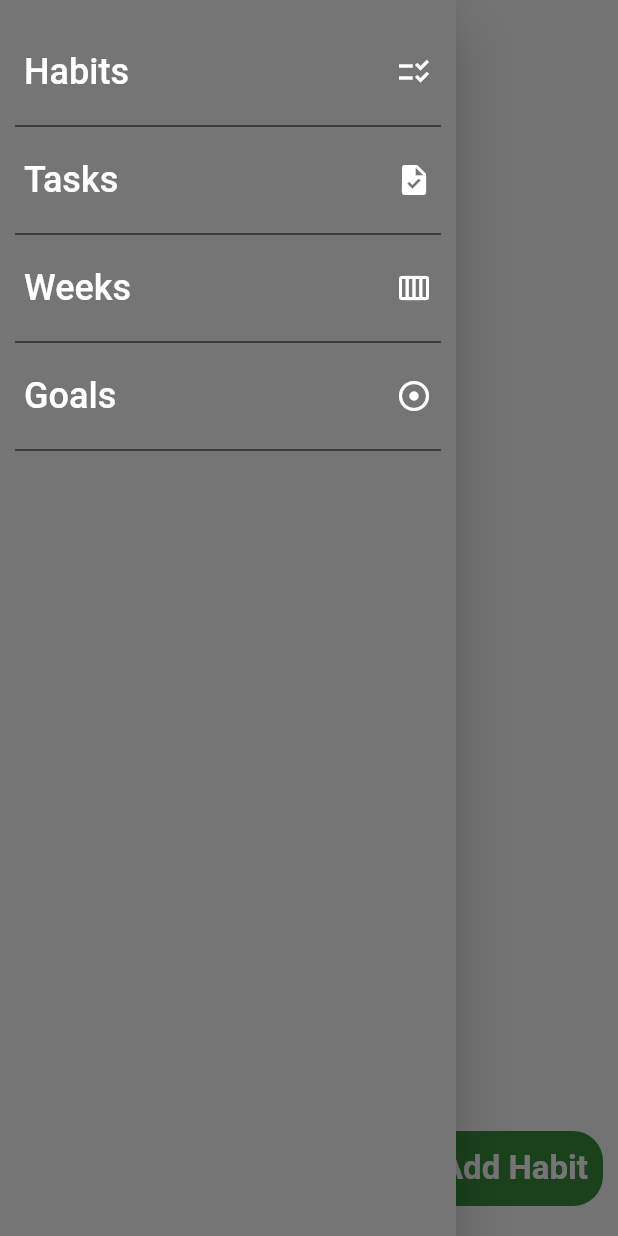
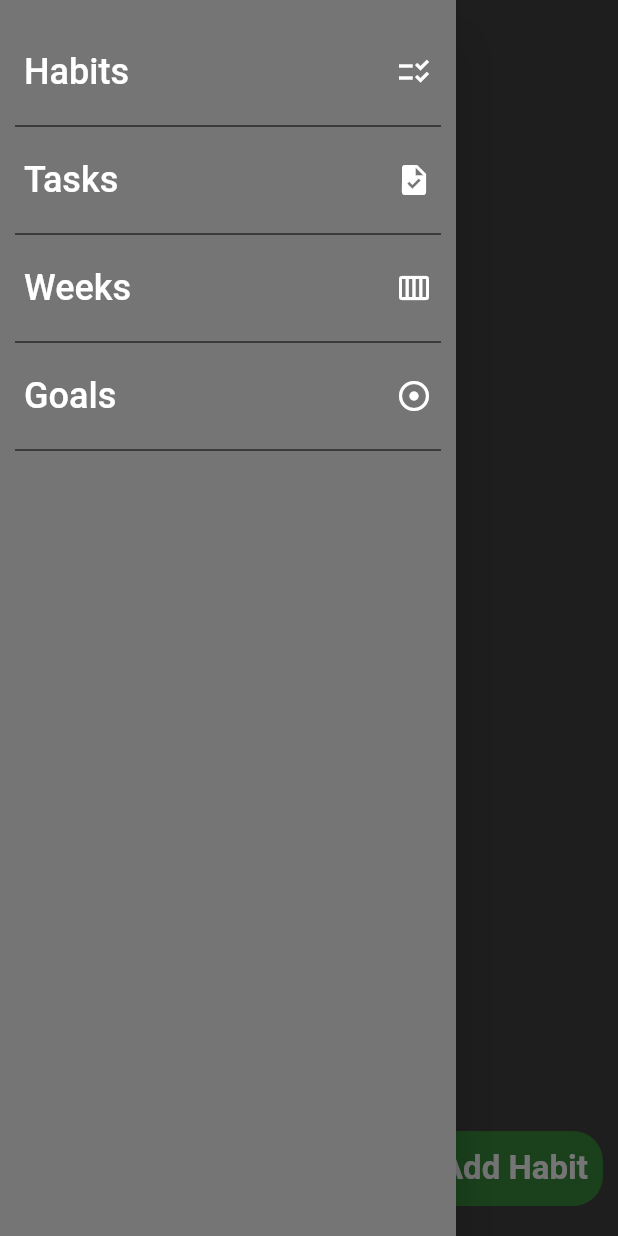
Before and after one commit to clarnjan/HabitsAndGoals, a Flutter app: the Habits screen opened by its route, with the side drawer open, on a phone screen of 412 x 824 dp. Run offline on Flutter 3.47's test engine with Material 2 defaults, Android fonts, the phone set to English and light mode, and no system bars; our stand-ins replace sqflite; accounts and stored records are empty.

Commit message:
fix database and add refreshIndicator

```diff
--- a/lib/Classes/Task.dart
+++ b/lib/Classes/Task.dart
@@ -50,7 +50,7 @@ class Task {
 
   static Task fromJson(Map<String, Object?> json) => Task(
     id: json[TaskFields.id] as int,
-    goalFK: json[TaskFields.goalFK] as int,
+    goalFK: json[TaskFields.goalFK] as int?,
     title: json[TaskFields.title] as String,
     isRepeating: json[TaskFields.isRepeating] == 1,
     createdTime: DateTime.parse(json[TaskFields.createdTime] as String),
--- a/lib/Widgets/AddButton.dart
+++ b/lib/Widgets/AddButton.dart
@@ -2,8 +2,8 @@ import 'package:diplomska1/Classes/Enums.dart';
 import 'package:flutter/cupertino.dart';
 import 'package:flutter/material.dart';
 
-import 'AddTaskDialog.dart';
-import 'AddWeekDialog.dart';
+import 'Task widgets/AddTaskDialog.dart';
+import 'Week widgets/AddWeekDialog.dart';
 
 class AddButton extends StatelessWidget {
   final Function refreshParent;
--- /dev/null
+++ b/lib/Widgets/Habit widgets/Habits.dart
@@ -0,0 +1,87 @@
+import 'package:diplomska1/Classes/DatabaseHelper.dart';
+import 'package:diplomska1/Classes/Enums.dart';
+import 'package:diplomska1/Classes/Habit.dart';
+import 'package:diplomska1/Widgets/Habit%20widgets/HabitCard.dart';
+import 'package:flutter/material.dart';
+import '../MainMenu.dart';
+import '../AddButton.dart';
+
+class Habits extends StatefulWidget {
+  @override
+  _HabitsState createState() => _HabitsState();
+}
+
+class _HabitsState extends State<Habits> {
+  late List<Habit> habits;
+  bool isLoading = true;
+  GlobalKey<RefreshIndicatorState> refreshState = GlobalKey<RefreshIndicatorState>();
+
+  @override
+  void initState() {
+    super.initState();
+    refresh();
+  }
+
+  refresh() async {
+    setState(() {
+      isLoading = true;
+    });
+    this.habits = await DatabaseHelper.instance.getAllHabits();
+    setState(() {
+      isLoading = false;
+    });
+  }
+
+  @override
+  Widget build(BuildContext context) {
+    return Scaffold(
+      drawer: Drawer(
+        child: MainMenu(),
+      ),
+      body: SafeArea(
+        child: Stack(
+          children: [
+            Container(
+              color: Colors.grey[800],
+              width: double.infinity,
+              padding: EdgeInsets.all(10),
+              child: Flex(direction: Axis.vertical, children: [
+                isLoading
+                    ? Expanded(
+                        child: Center(
+                          child: CircularProgressIndicator(),
+                        ),
+                      )
+                    : Expanded(
+                        child: RefreshIndicator(
+                          key: refreshState,
+                          onRefresh: () async {
+                            await refresh();
+                          },
+                          child: ListView.builder(
+                              itemCount: habits.length,
+                              itemBuilder: (context, index) {
+                                final habit = habits[index];
+                                return Container(
+                                  margin: index == habits.length - 1
+                                      ? EdgeInsets.only(bottom: 50)
+                                      : EdgeInsets.only(bottom: 0),
+                                  child: HabitCard(habit: habit, refreshParent: refresh,),
+                                );
+                              }),
+                        ),
+                      ),
+              ]),
+            ),
+            AddButton(
+              refreshParent: refresh,
+              text: "Add Habit",
+              position: Position.bottomRight,
+              type: AddButtonType.addHabit,
+            ),
+          ],
+        ),
+      ),
+    );
+  }
+}
--- a/lib/Widgets/Habits.dart
+++ /dev/null
@@ -1,76 +0,0 @@
-import 'package:diplomska1/Classes/Enums.dart';
-import 'package:diplomska1/Classes/Habit.dart';
-import 'package:flutter/cupertino.dart';
-import 'package:flutter/material.dart';
-
-import 'MainMenu.dart';
-import 'AddButton.dart';
-
-class Habits extends StatefulWidget {
-  const Habits({Key? key}) : super(key: key);
-
-  @override
-  _HabitsState createState() => _HabitsState();
-}
-
-class _HabitsState extends State<Habits> {
-  late List<Habit> habits;
-  bool isLoading = true;
-
-  @override
-  void initState() {
-    super.initState();
-    refresh();
-  }
-
-  refresh() async {
-    setState(() {
-      isLoading = true;
-    });
-    //this.habits = await DatabaseHelper.instance.getAllHabits();
-    setState(() {
-      isLoading = false;
-    });
-  }
-
-  @override
-  Widget build(BuildContext context) {
-    return Scaffold(
-      drawer: Drawer(
-        child: MainMenu(),
-      ),
-      body: SafeArea(
-        child: Stack(
-          children: [
-            // Container(
-            //   color: Colors.grey[800],
-            //   width: double.infinity,
-            //   padding: EdgeInsets.all(10),
-            //   child: Flex(direction: Axis.vertical, children: [
-            //     isLoading
-            //         ? Expanded(
-            //       child: Center(
-            //         child: CircularProgressIndicator(),
-            //       ),
-            //     )
-            //         : Expanded(
-            //       child: ListView.builder(
-            //           itemCount: habits.length,
-            //           itemBuilder: (context, index) {
-            //             final habit = habits[index];
-            //             return Container(
-            //               margin: index == habits.length - 1
-            //                   ? EdgeInsets.only(bottom: 50)
-            //                   : EdgeInsets.only(bottom: 0),
-            //             );
-            //           }),
-            //     ),
-            //   ]),
-            // ),
-            AddButton(refreshParent: refresh, text: "Add Habit",position: Position.bottomRight, type: AddButtonType.addHabit,),
-          ],
-        ),
-      ),
-    );
-  }
-}
--- a/lib/Widgets/MainMenu.dart
+++ b/lib/Widgets/MainMenu.dart
@@ -58,6 +58,9 @@ class MainMenu extends StatelessWidget {
             endIndent: 10,
           ),
           ListTile(
+            onTap: () {
+              Navigator.of(context).pushNamed("/weeks");
+            },
             title: Text(
               "Weeks",
               style: TextStyle(
@@ -77,6 +80,9 @@ class MainMenu extends StatelessWidget {
             endIndent: 10,
           ),
           ListTile(
+            onTap: () {
+              Navigator.of(context).pushNamed("/goals");
+            },
             title: Text(
               "Goals",
               style: TextStyle(
--- a/lib/Widgets/TaskCard.dart
+++ b/lib/Widgets/Task widgets/TaskCard.dart
@@ -1,9 +1,8 @@
-import 'package:diplomska1/Classes/DatabaseHelper.dart';
 import 'package:diplomska1/Classes/Task.dart';
 import 'package:flutter/material.dart';
 
 class TaskCard extends StatefulWidget {
-  Task task;
+  final Task task;
 
   TaskCard({required this.task});
 
--- a/lib/Widgets/Tasks.dart
+++ b/lib/Widgets/Task widgets/Tasks.dart
@@ -3,8 +3,8 @@ import 'package:diplomska1/Classes/Enums.dart';
 import 'package:diplomska1/Classes/Task.dart';
 import 'package:flutter/material.dart';
 
-import 'MainMenu.dart';
-import 'AddButton.dart';
+import '../MainMenu.dart';
+import '../AddButton.dart';
 import 'TaskCard.dart';
 
 class Tasks extends StatefulWidget {
```
Also changed, not shown: lib/Classes/DatabaseHelper.dart (+25 -8 lines), lib/Widgets/Habit widgets/HabitCard.dart (added, +71 -0 lines), lib/Widgets/Habit widgets/HabitDetails.dart (added, +26 -0 lines), lib/Widgets/Task widgets/AddTaskDialog.dart (renamed from lib/Widgets/AddTaskDialog.dart, +16 -34 lines), lib/Widgets/Week widgets/WeekCard.dart (renamed from lib/Widgets/WeekCard.dart, +31 -33 lines), lib/Widgets/Week widgets/Weeks.dart (renamed from lib/Widgets/Home.dart, +14 -11 lines), lib/main.dart (+5 -7 lines), lib/Widgets/Week widgets/AddWeekDialog.dart (renamed from lib/Widgets/AddWeekDialog.dart), lib/Widgets/Week widgets/WeekDetails.dart (renamed from lib/Widgets/WeekDetails.dart).
